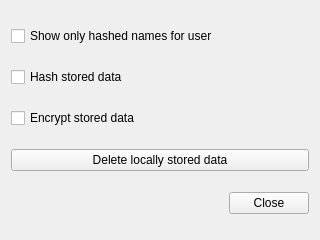
Before: the Qt Designer form App/UI/encryptionsettingswindow.ui in vikidi/Finlandia-Hiihto-Visual, drawn with Qt 5.
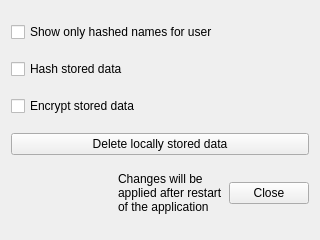
After: the same form once the commit is applied.

Commit message: Check gdpr status on frontend

The edit to the form file:
```diff
--- a/App/UI/encryptionsettingswindow.ui
+++ b/App/UI/encryptionsettingswindow.ui
@@ -57,6 +57,15 @@
        </property>
       </spacer>
      </item>
+     <item>
+      <widget class="QLabel" name="label">
+       <property name="text">
+        <string>Changes will be
+applied after restart
+of the application</string>
+       </property>
+      </widget>
+     </item>
      <item>
       <widget class="QPushButton" name="pushButtonClose">
        <property name="text">
```
The commit also changes 2 other files.
